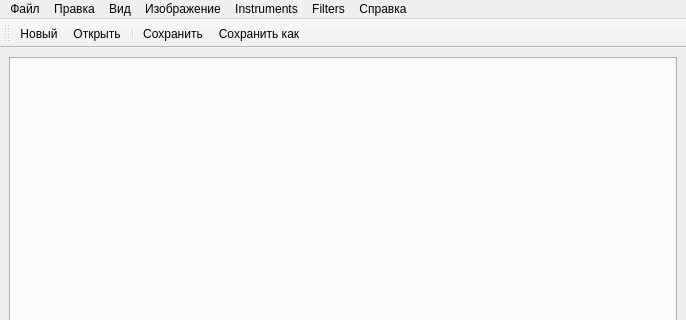
This is mainwindow.ui in gil9red/fake-painter as Qt 5 draws it before an edit; both pictures show x 0 to 686 and y 0 to 320 of the 686 by 548 pixel window. The edited form follows.
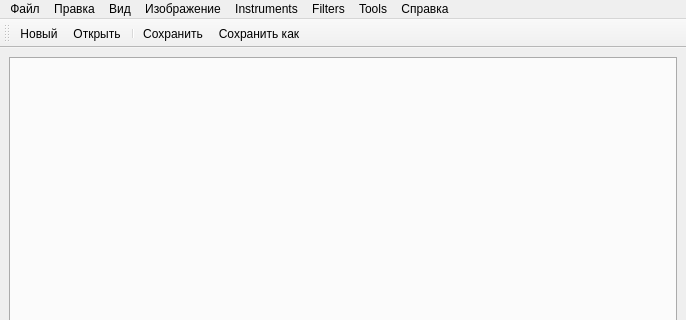
This is the edited form.

Commit message: Добавление меню Tools Добавление пункта меню Tools: Plugin Manager

```diff
--- a/mainwindow.ui
+++ b/mainwindow.ui
@@ -95,12 +95,19 @@
      <string>Filters</string>
     </property>
    </widget>
+   <widget class="QMenu" name="menuTools">
+    <property name="title">
+     <string>Tools</string>
+    </property>
+    <addaction name="actionPlugin_Manager"/>
+   </widget>
    <addaction name="menuFile"/>
    <addaction name="menuEdit"/>
    <addaction name="menuView"/>
    <addaction name="menuImage"/>
    <addaction name="menuInstruments"/>
    <addaction name="menuFilters"/>
+   <addaction name="menuTools"/>
    <addaction name="menuHelp"/>
   </widget>
   <widget class="QStatusBar" name="statusbar"/>
```
Left out of the diff: 5 changed lines with no effect on the pictures. The commit also changes 2 other files.
